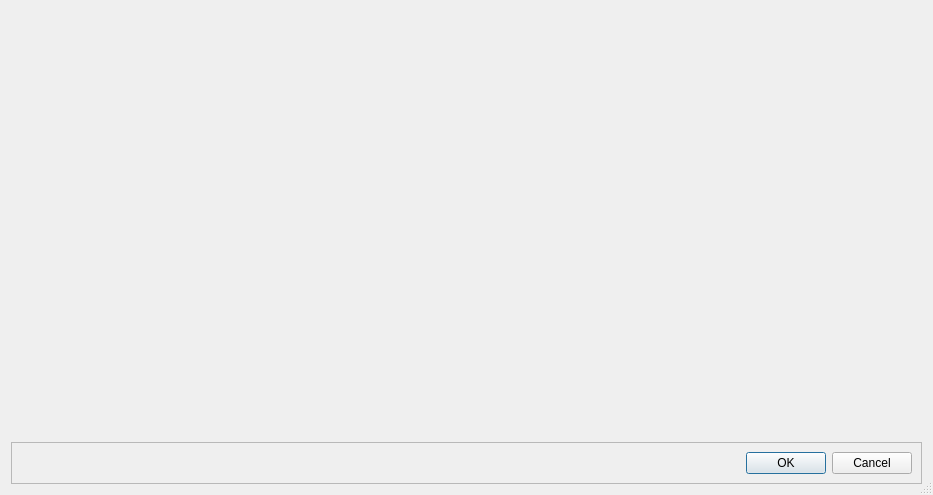
Before: the Qt Designer form Resources/UI/Componentes/FiltroPadrao.ui in Klubas/Projeto-SOAD, drawn with Qt 5.
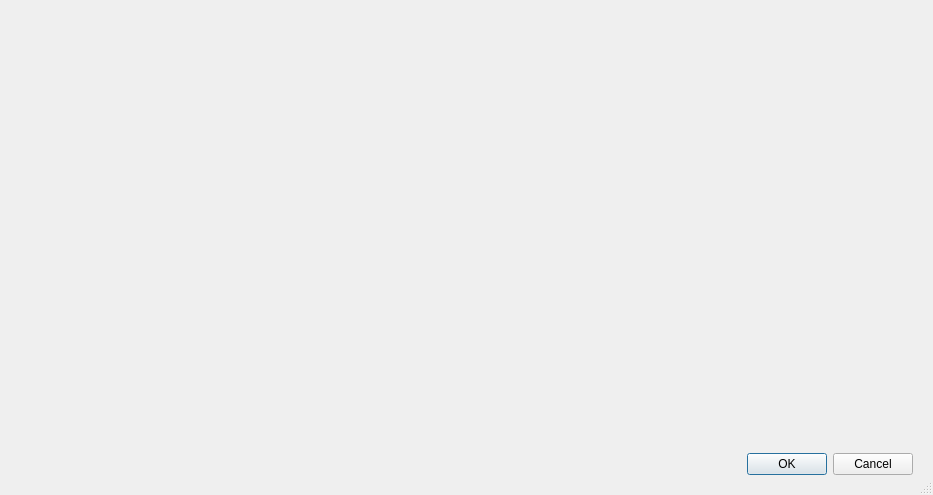
After: the same form once the commit is applied.

Patch:
```diff
--- a/Resources/UI/Componentes/FiltroPadrao.ui
+++ b/Resources/UI/Componentes/FiltroPadrao.ui
@@ -59,7 +59,7 @@
          <enum>QFrame::NoFrame</enum>
         </property>
         <property name="frameShadow">
-         <enum>QFrame::Raised</enum>
+         <enum>QFrame::Plain</enum>
         </property>
         <layout class="QGridLayout" name="gridLayout_2">
          <property name="leftMargin">
@@ -86,10 +86,10 @@
          </sizepolicy>
         </property>
         <property name="frameShape">
-         <enum>QFrame::StyledPanel</enum>
+         <enum>QFrame::NoFrame</enum>
         </property>
         <property name="frameShadow">
-         <enum>QFrame::Raised</enum>
+         <enum>QFrame::Plain</enum>
         </property>
         <layout class="QHBoxLayout" name="horizontalLayout">
          <item>
```
